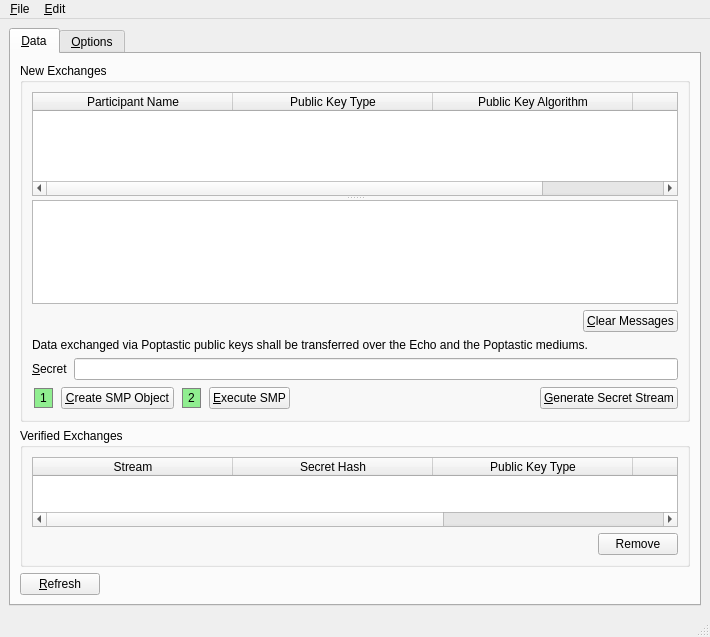
The window that branches/trunk/GoldBug-UI/spot-on-smpwindow.ui (textbrowser/spot-on) describes before a commit, drawn with Qt 5.
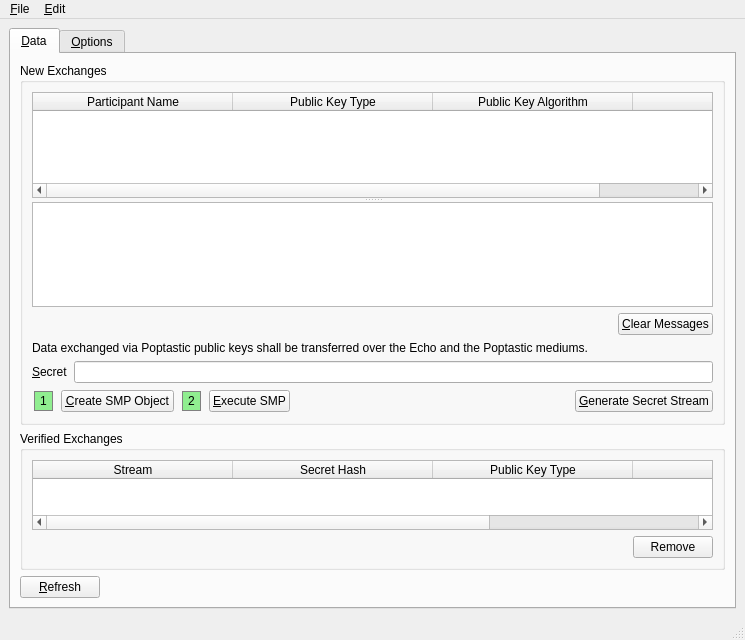
The same window after the commit. Icons and pictures are not drawn.

What changed in the file:
```diff
--- a/branches/trunk/GoldBug-UI/spot-on-smpwindow.ui
+++ b/branches/trunk/GoldBug-UI/spot-on-smpwindow.ui
@@ -6,8 +6,8 @@
    <rect>
     <x>0</x>
     <y>0</y>
-    <width>710</width>
-    <height>637</height>
+    <width>745</width>
+    <height>640</height>
    </rect>
   </property>
   <property name="windowIcon">
@@ -518,8 +518,8 @@
     <rect>
      <x>0</x>
      <y>0</y>
-     <width>710</width>
-     <height>27</height>
+     <width>745</width>
+     <height>31</height>
     </rect>
    </property>
    <widget class="QMenu" name="menu_File">
```
